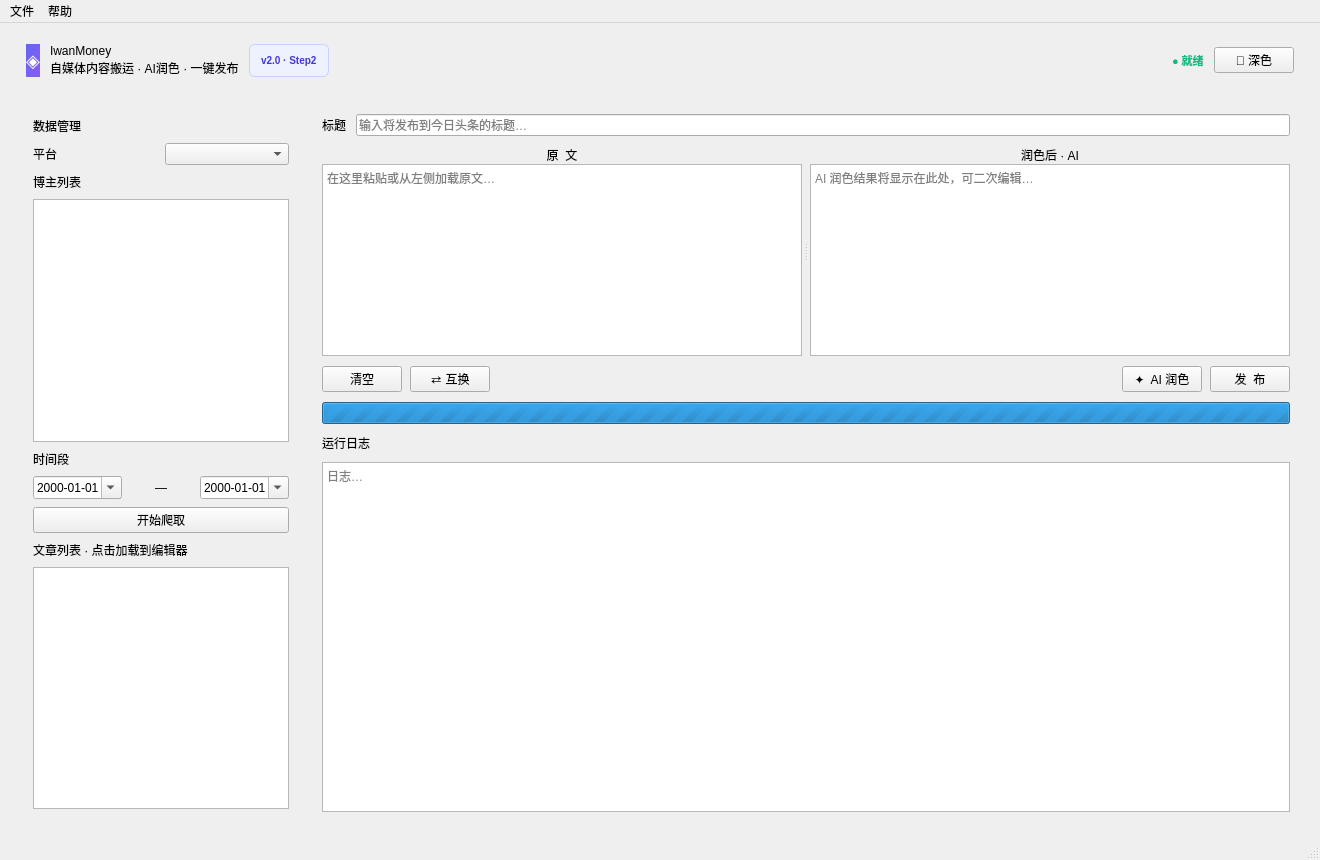
Old version of the form src/ui/mainwindow.ui in the repository lkpopo/wechat-content-publisher.
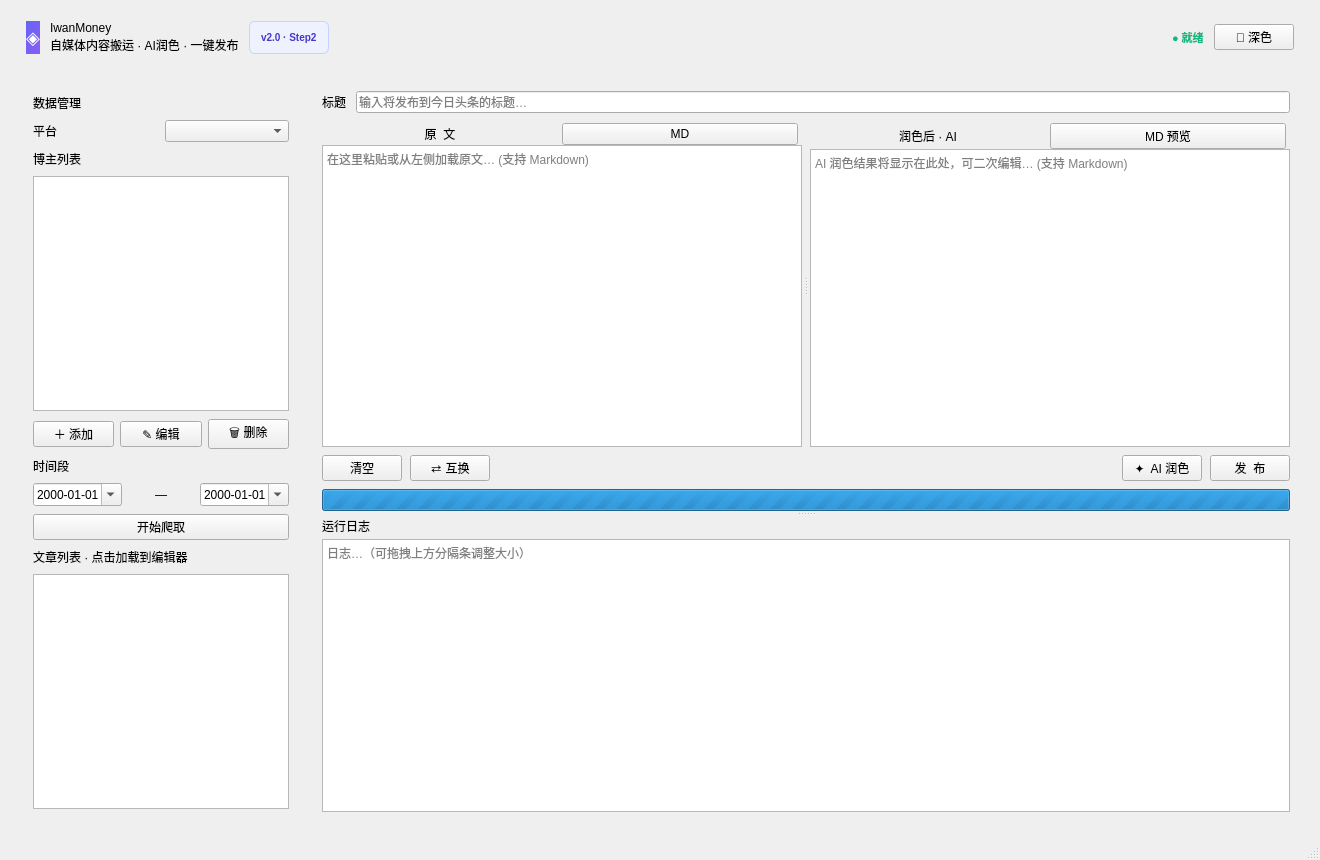
New version of the form.

Commit message:
feat: 博主可编辑 + 真实性校验 + 按博主领域爬取 + UI精修
- 移除 File/Help 菜单及左上角图标，窗口无图标、header 独占顶栏
- 字体：全局 Microsoft YaHei UI/HarmonyOS 优先抗锯齿，QSS 统一渲染
- 编辑区：QSplitter 垂直可拖拽(编辑区:日志=4:1)，编辑器增大，新增 MD 预览切换(QTextEdit::setMarkdown)
- 日历：QCalendarWidget QSS 美化，周一为起始
- 博主：新增 bloggerDialog.ui + Database bloggers 表持久化，支持 +添加/✎编辑/🗑删除及右键菜单；校验 via verify_blogger.py(白名单+搜狗微信标题精确匹配)
- 爬虫：mock_articles 按博主专属题库(李永乐/半佛/雷军/美食)生成，时间落在所选区间，解决‘不是该博主内容’

Patch:
```diff
--- a/src/ui/mainwindow.ui
+++ b/src/ui/mainwindow.ui
@@ -123,9 +123,37 @@
            <widget class="QListWidget" name="listWidgetBloggers">
             <property name="minimumHeight"><number>150</number></property>
             <property name="maximumHeight"><number>170</number></property>
-            <property name="toolTip"><string>选择要抓取的博主</string></property>
-           </widget>
-          </item>
+             <property name="toolTip"><string>选择要抓取的博主（右键编辑）</string></property>
+            </widget>
+           </item>
+           <item>
+            <layout class="QHBoxLayout" name="hlBloggerActions">
+             <property name="spacing"><number>6</number></property>
+             <item>
+              <widget class="QPushButton" name="btnAddBlogger">
+               <property name="text"><string>＋ 添加</string></property>
+               <property name="toolTip"><string>添加博主（将校验真实性）</string></property>
+               <property name="minimumHeight"><number>28</number></property>
+              </widget>
+             </item>
+             <item>
+              <widget class="QPushButton" name="btnEditBlogger">
+               <property name="text"><string>✎ 编辑</string></property>
+               <property name="toolTip"><string>编辑选中博主</string></property>
+               <property name="minimumHeight"><number>28</number></property>
+               <property name="maximumWidth"><number>60</number></property>
+              </widget>
+             </item>
+             <item>
+              <widget class="QPushButton" name="btnDeleteBlogger">
+               <property name="text"><string>🗑 删除</string></property>
+               <property name="toolTip"><string>删除选中博主</string></property>
+               <property name="minimumHeight"><number>28</number></property>
+               <property name="maximumWidth"><number>60</number></property>
+              </widget>
+             </item>
+            </layout>
+           </item>
           <item>
            <widget class="QLabel" name="labelDate">
             <property name="text"><string>时间段</string></property>
@@ -198,7 +226,21 @@
             </item>
            </layout>
           </item>
-          <!-- Editor Splitter -->
+           <!-- 垂直可拖拽：编辑区 + 日志 -->
+           <item>
+            <widget class="QSplitter" name="splitterVertical">
+             <property name="orientation"><enum>Qt::Vertical</enum></property>
+             <property name="handleWidth"><number>6</number></property>
+             <property name="childrenCollapsible"><bool>false</bool></property>
+             <property name="opaqueResize"><bool>false</bool></property>
+             <!-- 上：编辑区 -->
+             <widget class="QWidget" name="editorPage">
+              <layout class="QVBoxLayout" name="vlEditorPage">
+               <property name="spacing"><number>8</number></property>
+               <property name="leftMargin"><number>0</number></property>
+               <property name="topMargin"><number>0</number></property>
+               <property name="rightMargin"><number>0</number></property>
+               <property name="bottomMargin"><number>0</number></property>
           <item>
            <widget class="QSplitter" name="splitterEditor">
             <property name="orientation"><enum>Qt::Horizontal</enum></property>
@@ -213,15 +255,31 @@
               <property name="rightMargin"><number>0</number></property>
               <property name="bottomMargin"><number>0</number></property>
               <item>
+                    <layout class="QHBoxLayout" name="hlOriginalHeader">
+                     <property name="spacing"><number>4</number></property>
+                     <property name="leftMargin"><number>0</number></property>
+                     <property name="rightMargin"><number>4</number></property>
+                     <item>
                <widget class="QLabel" name="labelOriginal">
                 <property name="text"><string>原  文</string></property>
                 <property name="alignment"><set>Qt::AlignCenter</set></property>
-                <property name="minimumHeight"><number>32</number></property>
-               </widget>
+                       <property name="minimumHeight"><number>28</number></property>
+                      </widget>
+                     </item>
+                     <item>
+                      <widget class="QPushButton" name="btnMarkdownOriginal">
+                       <property name="text"><string>MD</string></property>
+                       <property name="checkable"><bool>true</bool></property>
+                       <property name="toolTip"><string>Markdown 预览/编辑切换</string></property>
+                       <property name="maximumWidth"><number>44</number></property>
+                       <property name="minimumHeight"><number>22</number></property>
+                      </widget>
+                     </item>
+                    </layout>
               </item>
               <item>
                <widget class="QTextEdit" name="textEditOriginal">
-                <property name="placeholderText"><string>在这里粘贴或从左侧加载原文…</string></property>
+                     <property name="placeholderText"><string>在这里粘贴或从左侧加载原文… (支持 Markdown)</string></property>
                 <property name="acceptRichText"><bool>false</bool></property>
                </widget>
               </item>
@@ -235,15 +293,31 @@
               <property name="rightMargin"><number>0</number></property>
               <property name="bottomMargin"><number>0</number></property>
               <item>
+                    <layout class="QHBoxLayout" name="hlPolishedHeader">
+                     <property name="spacing"><number>4</number></property>
+                     <property name="leftMargin"><number>0</number></property>
+                     <property name="rightMargin"><number>4</number></property>
+                     <item>
                <widget class="QLabel" name="labelPolished">
                 <property name="text"><string>润色后 · AI</string></property>
                 <property name="alignment"><set>Qt::AlignCenter</set></property>
-                <property name="minimumHeight"><number>32</number></property>
-               </widget>
+                       <property name="minimumHeight"><number>28</number></property>
+                      </widget>
+                     </item>
+                     <item>
+                      <widget class="QPushButton" name="btnMarkdownPolished">
+                       <property name="text"><string>MD 预览</string></property>
+                       <property name="checkable"><bool>true</bool></property>
+                       <property name="toolTip"><string>Markdown 渲染开关</string></property>
+                       <property name="maximumWidth"><number>68</number></property>
+                       <property name="minimumHeight"><number>22</number></property>
+                      </widget>
+                     </item>
+                    </layout>
               </item>
               <item>
                <widget class="QTextEdit" name="textEditPolished">
-                <property name="placeholderText"><string>AI 润色结果将显示在此处，可二次编辑…</string></property>
+                     <property name="placeholderText"><string>AI 润色结果将显示在此处，可二次编辑… (支持 Markdown)</string></property>
                 <property name="acceptRichText"><bool>false</bool></property>
                </widget>
               </item>
@@ -251,7 +325,6 @@
             </widget>
            </widget>
           </item>
-          <!-- Actions -->
           <item>
            <layout class="QHBoxLayout" name="hlActions">
             <property name="spacing"><number>8</number></property>
@@ -304,6 +377,16 @@
             <property name="maximumHeight"><number>4</number></property>
            </widget>
           </item>
+              </layout>
+             </widget>
+             <!-- 下：日志 可拖拽 -->
+             <widget class="QWidget" name="logPage">
+              <layout class="QVBoxLayout" name="vlLogPage">
+               <property name="spacing"><number>4</number></property>
+               <property name="leftMargin"><number>0</number></property>
+               <property name="topMargin"><number>0</number></property>
+               <property name="rightMargin"><number>0</number></property>
+               <property name="bottomMargin"><number>0</number></property>
           <item>
            <widget class="QLabel" name="labelLog">
             <property name="text"><string>运行日志</string></property>
@@ -313,21 +396,20 @@
            <widget class="QTextEdit" name="textEditLog">
             <property name="maximumHeight"><number>120</number></property>
             <property name="readOnly"><bool>true</bool></property>
-            <property name="placeholderText"><string>日志…</string></property>
+                 <property name="placeholderText"><string>日志…（可拖拽上方分隔条调整大小）</string></property>
            </widget>
           </item>
          </layout>
         </widget>
+            </widget>
        </item>
       </layout>
      </widget>
     </item>
    </layout>
   </widget>
-  <widget class="QMenuBar" name="menubar">
-   <widget class="QMenu" name="menuFile"><property name="title"><string>文件</string></property></widget>
-   <widget class="QMenu" name="menuHelp"><property name="title"><string>帮助</string></property></widget>
-   <addaction name="menuFile"/><addaction name="menuHelp"/>
+    </item>
+   </layout>
   </widget>
   <widget class="QStatusBar" name="statusbar"/>
  </widget>
```
Left out of the diff: 1 changed line with no effect on the pictures. Lines whose indentation alone changed are shown as unchanged. The commit also changes 14 other files.
